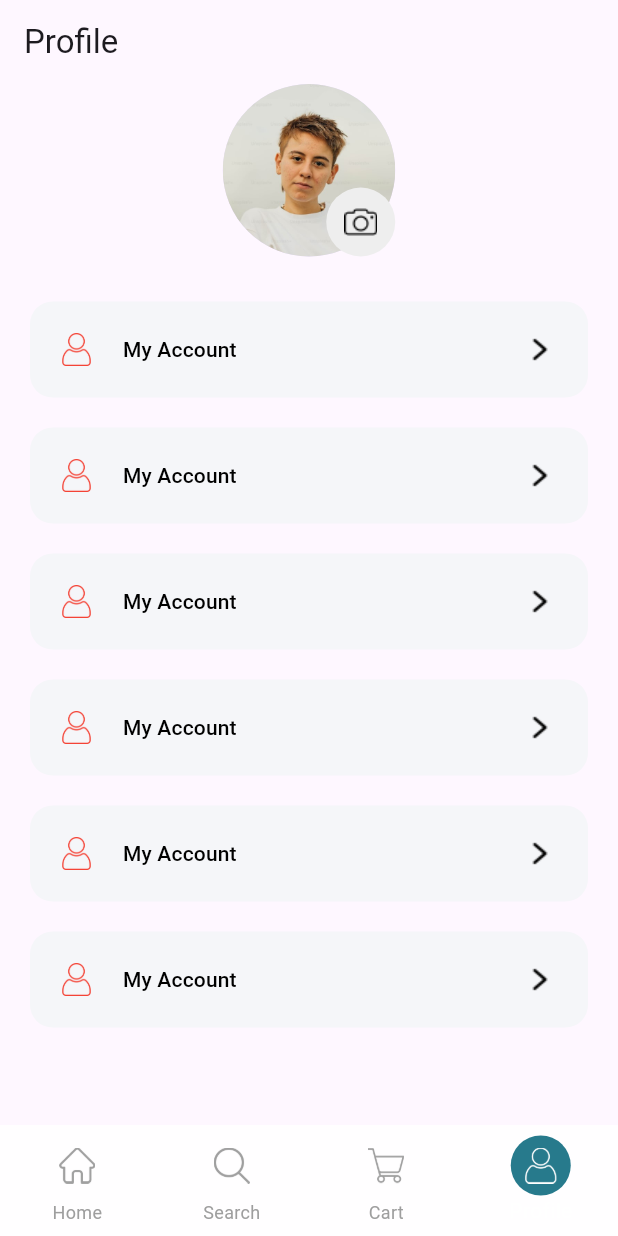
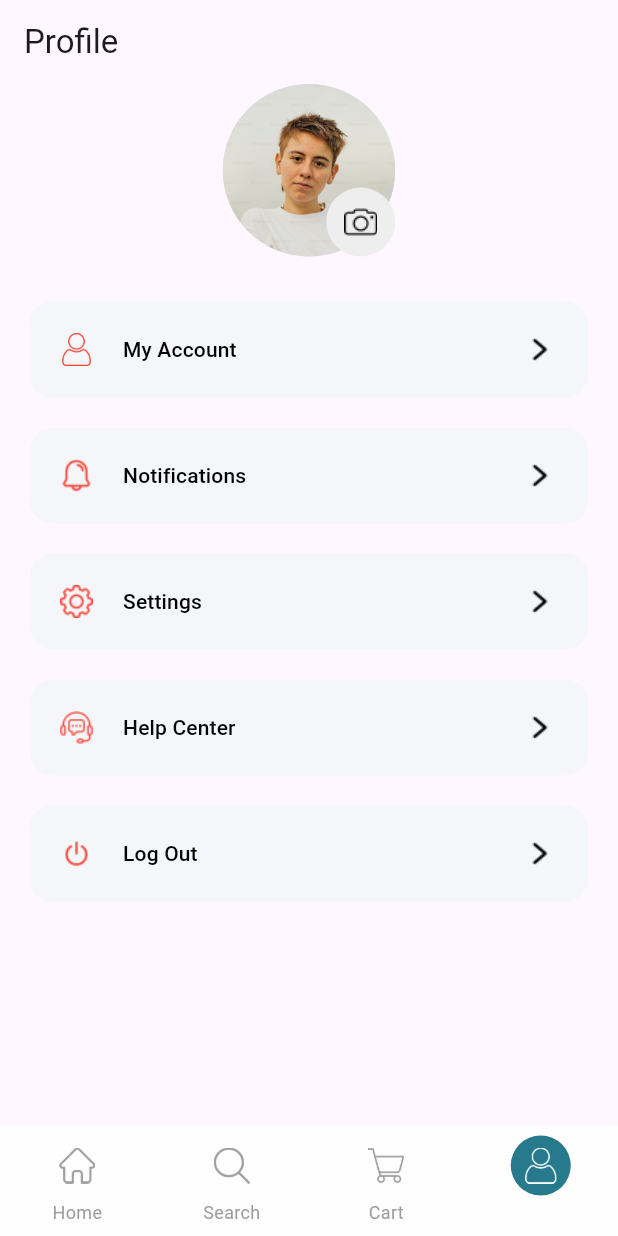
Before and after one commit to Chanukaisuru/CampKit, a Flutter app: the ProfileScreen screen opened directly, on a phone screen of 412 x 824 dp. Run offline on Flutter 3.47's test engine with Material 3 defaults, Android fonts, the light colour scheme and no system bars.

Commit message:
add icon nand change name other menues

```diff
--- a/lib/category_pages/profile/components/body.dart
+++ b/lib/category_pages/profile/components/body.dart
@@ -15,32 +15,26 @@ class Body extends StatelessWidget {
           ),
 
           ProfileMenu(
-          icon:'assets/icon/user.png',
-          text: 'My Account',
+          icon:'assets/icon/notification-bell.png',
+          text: 'Notifications',
           press: () {}
           ),
 
           ProfileMenu(
-          icon:'assets/icon/user.png',
-          text: 'My Account',
+          icon:'assets/icon/settings.png',
+          text: 'Settings',
           press: () {}
           ),
 
           ProfileMenu(
-          icon:'assets/icon/user.png',
-          text: 'My Account',
+          icon:'assets/icon/customer-support.png',
+          text: 'Help Center',
           press: () {}
           ),
 
           ProfileMenu(
-          icon:'assets/icon/user.png',
-          text: 'My Account',
-          press: () {}
-          ),
-
-          ProfileMenu(
-          icon:'assets/icon/user.png',
-          text: 'My Account',
+          icon:'assets/icon/power.png',
+          text: 'Log Out',
           press: () {}
           ),
       ],
```
